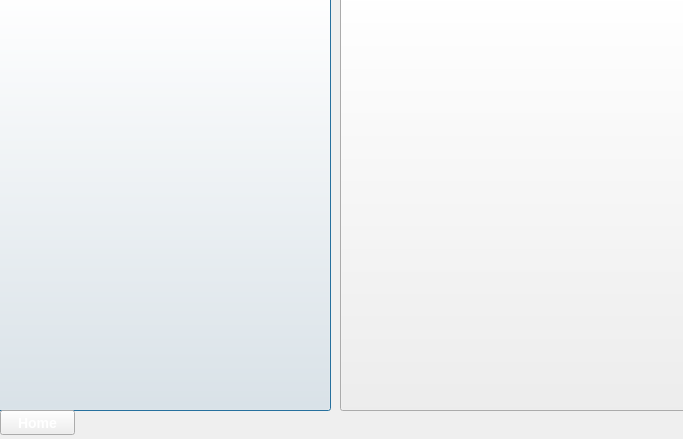
Old version of the form FAKKITpics/viewpage.ui in the repository r0ug3-Mary/Senior_Design.
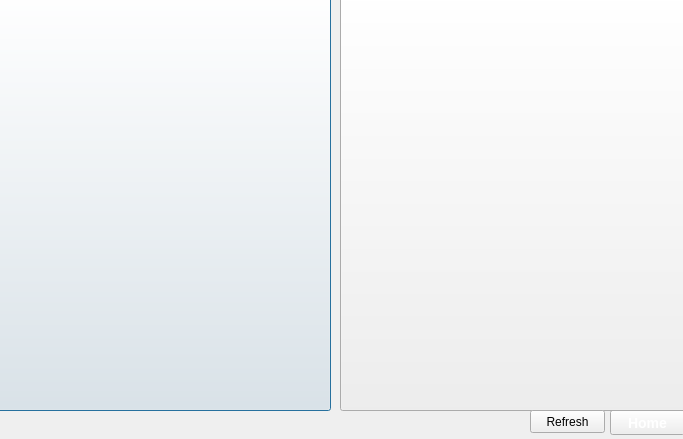
New version of the form.

```diff
--- a/FAKKITpics/viewpage.ui
+++ b/FAKKITpics/viewpage.ui
@@ -48,7 +48,7 @@
   <widget class="QPushButton" name="HomeButton4">
    <property name="geometry">
     <rect>
-     <x>0</x>
+     <x>610</x>
      <y>410</y>
      <width>75</width>
      <height>25</height>
@@ -96,6 +96,19 @@
     <string/>
    </property>
   </widget>
+  <widget class="QPushButton" name="refreshButton">
+   <property name="geometry">
+    <rect>
+     <x>530</x>
+     <y>410</y>
+     <width>75</width>
+     <height>23</height>
+    </rect>
+   </property>
+   <property name="text">
+    <string>Refresh</string>
+   </property>
+  </widget>
  </widget>
  <resources/>
  <connections>
```
